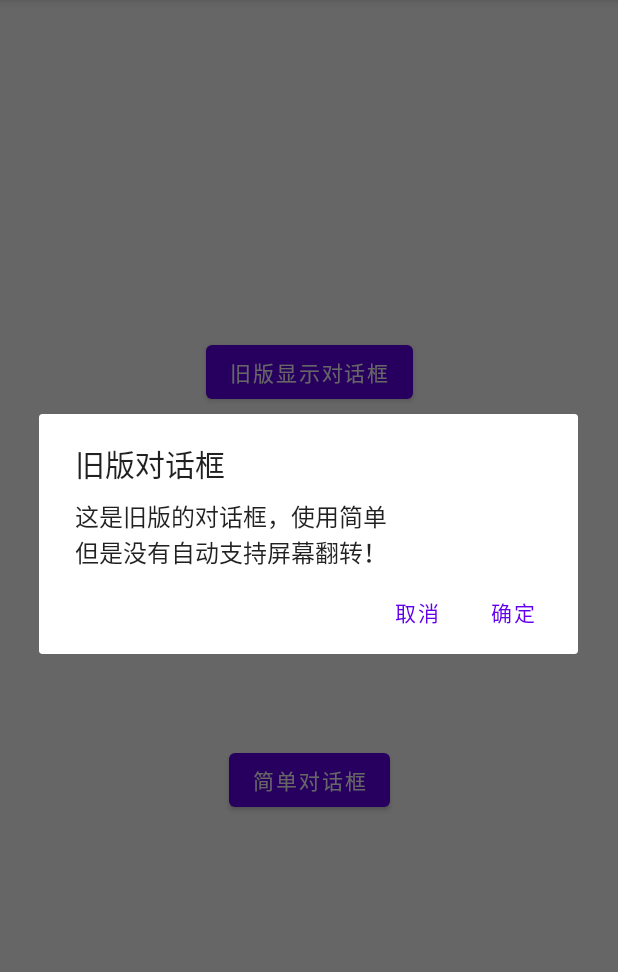
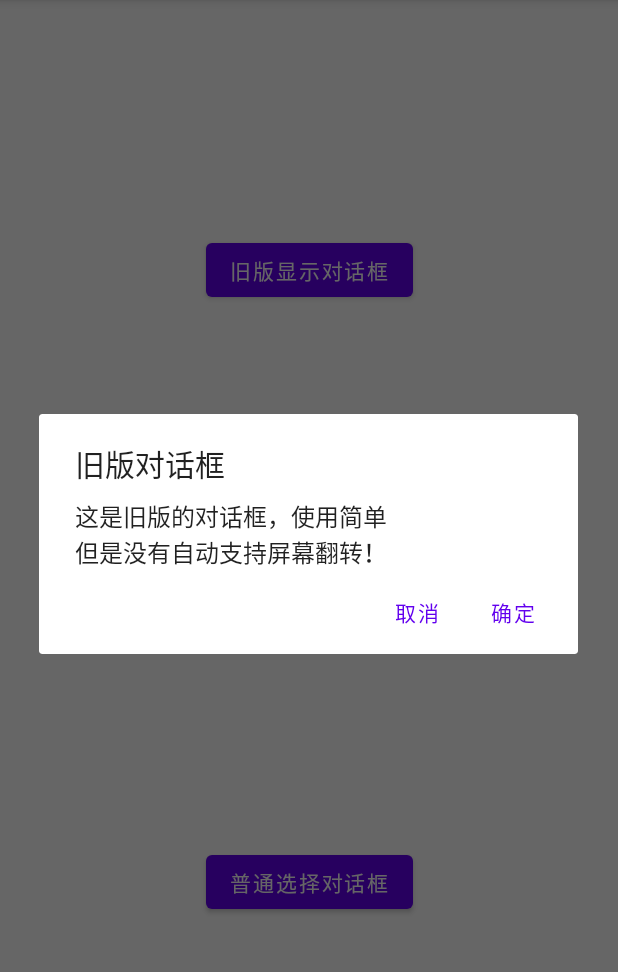
Before and after one commit to Cau1i/android_homework, an Android app: the screen it shows after launch (MainActivity), after a tap on "旧版显示对话框", on a phone screen of 412 x 824 dp, the part 84-1056 px from its top. Run offline under Robolectric (Android 15) with nearby library versions, the phone set to English and light mode, and no system bars.

Commit message:
创建选择对话框

```diff
--- a/Homework03/app/src/main/res/layout/activity_main.xml
+++ b/Homework03/app/src/main/res/layout/activity_main.xml
@@ -24,9 +24,21 @@
         android:layout_height="wrap_content"
         android:onClick="onSimpleButtonClicked"
         android:text="简单对话框"
+        app:layout_constraintBottom_toTopOf="@+id/button3"
+        app:layout_constraintEnd_toEndOf="parent"
+        app:layout_constraintHorizontal_bias="0.5"
+        app:layout_constraintStart_toStartOf="parent"
+        app:layout_constraintTop_toBottomOf="@+id/button1" />
+
+    <Button
+        android:id="@+id/button3"
+        android:layout_width="wrap_content"
+        android:layout_height="wrap_content"
+        android:onClick="onChoiceButtonClicked"
+        android:text="普通选择对话框"
         app:layout_constraintBottom_toBottomOf="parent"
         app:layout_constraintEnd_toEndOf="parent"
         app:layout_constraintHorizontal_bias="0.5"
         app:layout_constraintStart_toStartOf="parent"
-        app:layout_constraintTop_toBottomOf="@+id/button1" />
+        app:layout_constraintTop_toBottomOf="@+id/button2" />
 </androidx.constraintlayout.widget.ConstraintLayout>
```
Also changed, not shown: Homework03/app/src/main/java/com/example/homework03/ChoiceDialogFragment.java (added, +35 -0 lines), Homework03/app/src/main/java/com/example/homework03/MainActivity.java (+11 -0 lines).
